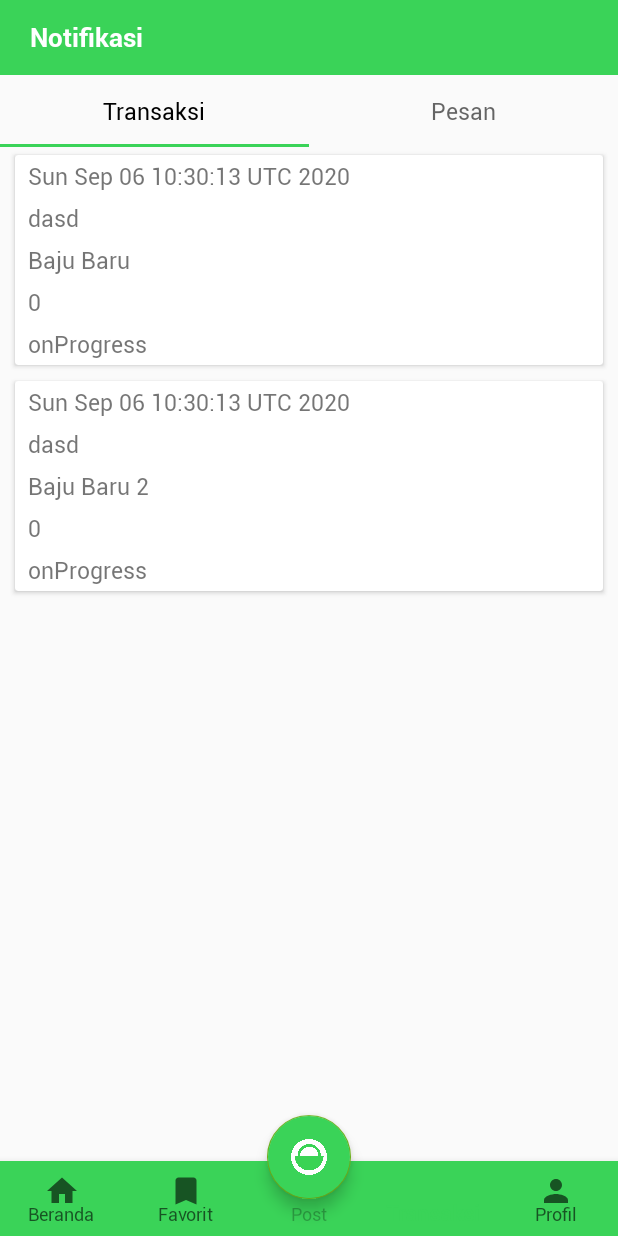
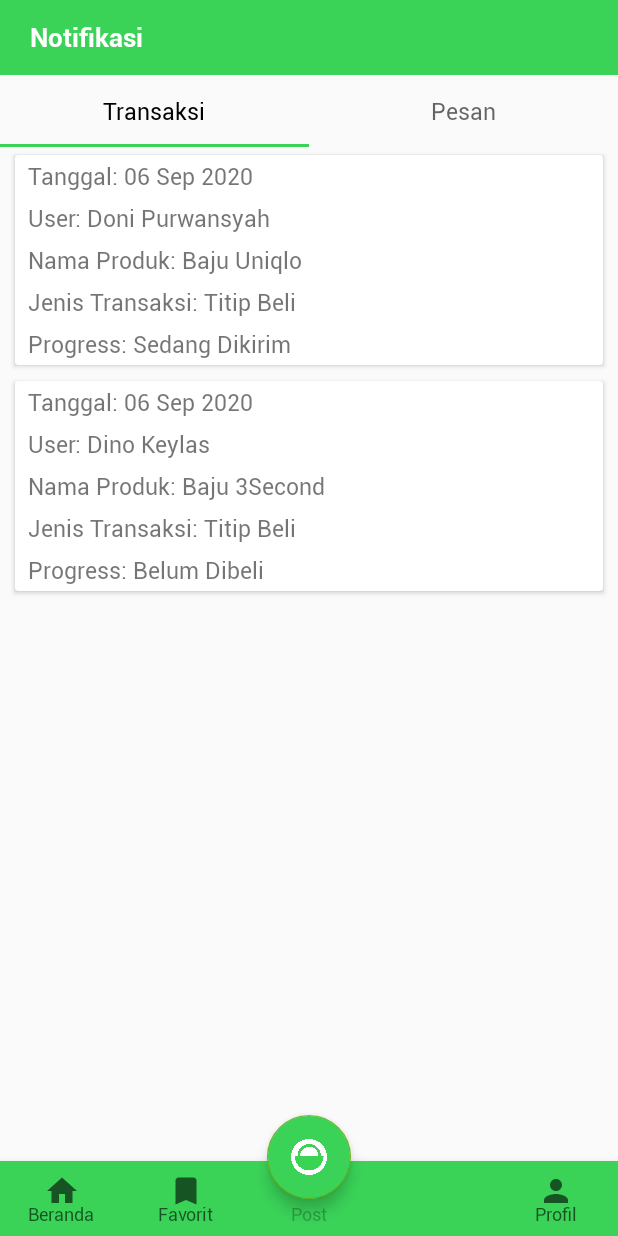
Before and after one commit to fahmialfareza/jastipinaja-android, an Android app: the screen it shows after launch once a user with an empty profile is signed in (HomeActivity), item 4 of the bottom bar chosen, on a phone screen of 412 x 824 dp. Run offline under Robolectric (Android 15) with nearby library versions, the phone set to English and light mode, and no system bars; our stand-ins replace CircleImageView, Firebase (no records; nobody signed in at launch, a user with empty details on screens opened directly); libraries missing offline, so code that uses them is left out: com.squareup.okhttp, com.viewpagerindicator; pictures from the network do not load; 8 statements that could not run were skipped.

```diff
--- a/app/src/main/java/com/dinokeylas/jastipinaja/PostingActivity.kt
+++ b/app/src/main/java/com/dinokeylas/jastipinaja/PostingActivity.kt
@@ -207,9 +207,7 @@ class PostingActivity : AppCompatActivity(), AdapterView.OnItemSelectedListener
         }
     }
 
-    override fun onNothingSelected(p0: AdapterView<*>?) {
-        TODO("Not yet implemented")
-    }
+    override fun onNothingSelected(p0: AdapterView<*>?) { }
 
     private fun showDatePickerDialog() {
         val newCalendar = Calendar.getInstance()
@@ -313,7 +311,7 @@ class PostingActivity : AppCompatActivity(), AdapterView.OnItemSelectedListener
         builder.setTitle("Informasi")
         builder.setMessage("Yey! Posting berhasil!")
         builder.setPositiveButton("Oke") { _, _ ->
-            finish()
+            startActivity(Intent(this, HomeActivity::class.java))
         }
         val dialog: AlertDialog = builder.create()
         dialog.show()
--- a/app/src/main/java/com/dinokeylas/jastipinaja/adapter/MessageAdapter.kt
+++ b/app/src/main/java/com/dinokeylas/jastipinaja/adapter/MessageAdapter.kt
@@ -9,6 +9,7 @@ import androidx.constraintlayout.widget.ConstraintLayout
 import androidx.recyclerview.widget.RecyclerView
 import com.bumptech.glide.Glide
 import com.dinokeylas.jastipinaja.R
+import com.dinokeylas.jastipinaja.utils.DateUtils
 import com.dinokeylas.jastipinaja.utils.MessageExample
 import de.hdodenhof.circleimageview.CircleImageView
 
@@ -35,7 +36,7 @@ class MessageAdapter(
         holder.layoutMessage.setOnClickListener(onClickListener(position))
         holder.tvUserName.text = messageList[position].receiver.trim()
         holder.tvMessagePreview.text = messageList[position].preview.trim()
-        holder.tvMessageDate.text = messageList[position].date.toString().trim()
+        holder.tvMessageDate.text = DateUtils.getStringFormatedDate(messageList[position].date)
         if (messageList[position].count>0){
           holder.tvUnreadMessageCount.visibility = View.VISIBLE
             holder.tvUnreadMessageCount.text = messageList[position].count.toString().trim()
--- a/app/src/main/java/com/dinokeylas/jastipinaja/adapter/TransactionAdapter.kt
+++ b/app/src/main/java/com/dinokeylas/jastipinaja/adapter/TransactionAdapter.kt
@@ -9,6 +9,7 @@ import android.widget.Toast
 import androidx.cardview.widget.CardView
 import androidx.recyclerview.widget.RecyclerView
 import com.dinokeylas.jastipinaja.R
+import com.dinokeylas.jastipinaja.utils.DateUtils
 import com.dinokeylas.jastipinaja.utils.TransactionExample
 
 class TransactionAdapter(
@@ -28,11 +29,11 @@ class TransactionAdapter(
     override fun getItemCount(): Int = transactionList.size
 
     override fun onBindViewHolder(holder: ItemViewHolder, position: Int) {
-        holder.tvDate.text = transactionList[position].date.toString().trim()
-        holder.tvUserName.text = transactionList[position].userId.trim()
-        holder.tvProductName.text = transactionList[position].itemName.trim()
-        holder.tvTransactionType.text = transactionList[position].transactionCode.trim()
-        holder.tvTransactionProgress.text = transactionList[position].transactionProgress.trim()
+        holder.tvDate.text = "Tanggal: " + DateUtils.getStringFormatedDate(transactionList[position].date)
+        holder.tvUserName.text = "User: " + transactionList[position].userId.trim()
+        holder.tvProductName.text = "Nama Produk: " +transactionList[position].itemName.trim()
+        holder.tvTransactionType.text = "Jenis Transaksi: Titip Beli"
+        holder.tvTransactionProgress.text = "Progress: " + transactionList[position].transactionProgress.trim()
         holder.cardView.setOnClickListener(onClickListener(position))
     }
 
--- a/app/src/main/java/com/dinokeylas/jastipinaja/utils/GenerateData.kt
+++ b/app/src/main/java/com/dinokeylas/jastipinaja/utils/GenerateData.kt
@@ -12,10 +12,10 @@ class GenerateData {
             var t1 = TransactionExample(
                 "0",
                 "0",
-                "dasd",
-                "dinok@gmail.com",
+                "Doni Purwansyah",
+                "doni@gmail.com",
                 Calendar.getInstance().time,
-                "Baju Baru",
+                "Baju Uniqlo",
                 120000,
                 "httpImage",
                 "Malang",
@@ -23,15 +23,15 @@ class GenerateData {
                 120000,
                 "Arif",
                 false,
-                "onProgress"
+                "Sedang Dikirim"
             )
             var t2 = TransactionExample(
                 "0",
                 "0",
-                "dasd",
+                "Dino Keylas",
                 "dinok@gmail.com",
                 Calendar.getInstance().time,
-                "Baju Baru 2",
+                "Baju 3Second",
                 120000,
                 "httpImage",
                 "Malang",
@@ -39,7 +39,7 @@ class GenerateData {
                 120000,
                 "Arif",
                 false,
-                "onProgress"
+                "Belum Dibeli"
             )
             tranList.add(t1)
             tranList.add(t2)
@@ -51,11 +51,11 @@ class GenerateData {
         fun generateMessageList(): ArrayList<MessageExample>{
             var messageList = ArrayList<MessageExample>()
 
-            val m1 = MessageExample("a","https://firebasestorage.googleapis.com/v0/b/jastipin-aja.appspot.com/o/Cities%2Fbogor.jpg?alt=media&token=0c35985c-2329-465e-9540-f657bddcf6e6",
-                "dino", "this is message", Calendar.getInstance().time, 0)
+//            val m1 = MessageExample("a","https://firebasestorage.googleapis.com/v0/b/jastipin-aja.appspot.com/o/Cities%2Fbogor.jpg?alt=media&token=0c35985c-2329-465e-9540-f657bddcf6e6",
+//                "dino", "this is message", Calendar.getInstance().time, 0)
             val m2 = MessageExample("a", "https://firebasestorage.googleapis.com/v0/b/jastipin-aja.appspot.com/o/Cities%2Fbogor.jpg?alt=media&token=0c35985c-2329-465e-9540-f657bddcf6e6",
                 "doni", "this is message 2", Calendar.getInstance().time, 2)
-            messageList.add(m1)
+//            messageList.add(m1)
             messageList.add(m2)
             return messageList
         }
```
Also changed, not shown: app/src/main/java/com/dinokeylas/jastipinaja/DetailProductActivity.kt (+18 -7 lines), app/src/main/java/com/dinokeylas/jastipinaja/DetailTransactionActivity.kt (+20 -0 lines), app/src/main/res/values/strings.xml (+10 -0 lines).
